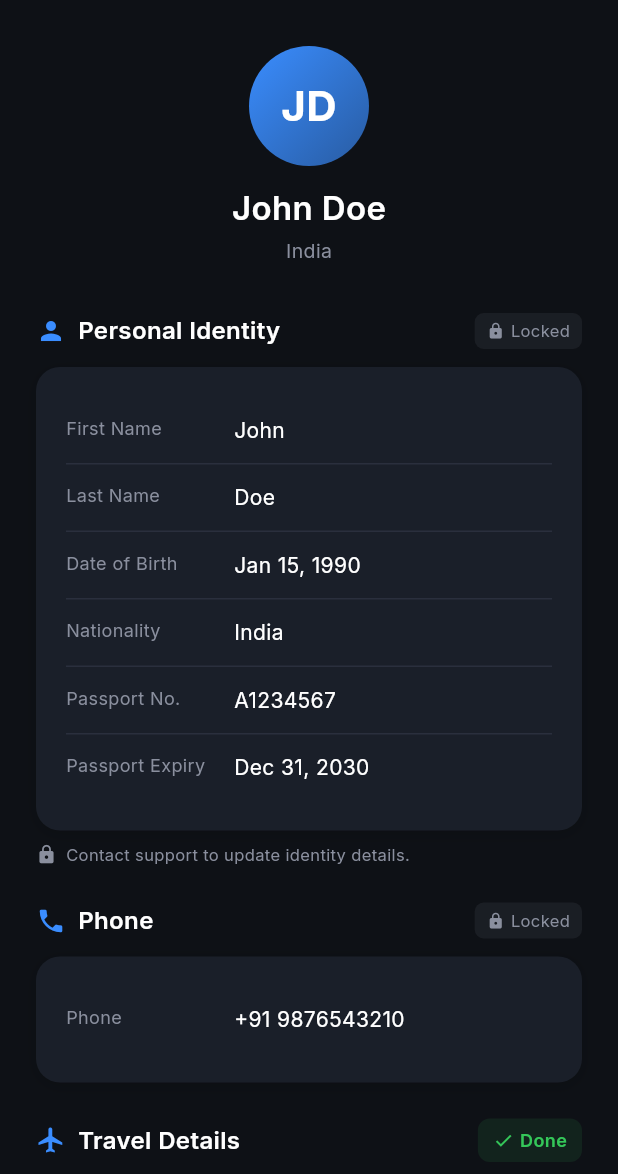
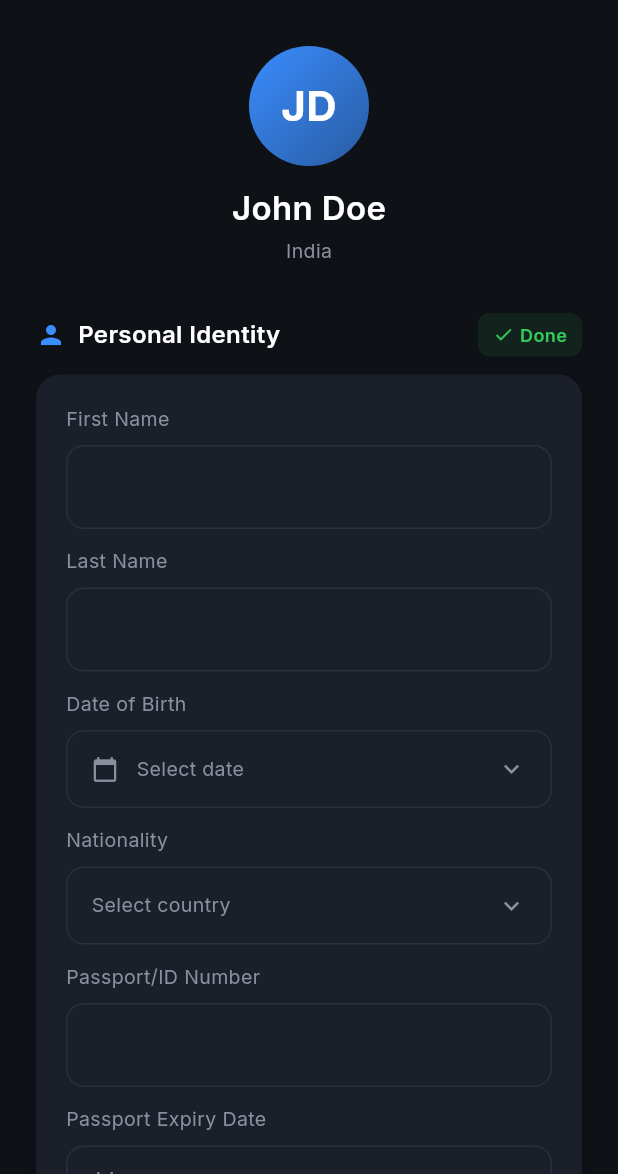
Before and after one commit to lakshmerani777/Tourist_Safety_App_SIH_Pinnacle, a Flutter app: the ProfileScreen screen opened by its route, after a tap on "Edit", on a phone screen of 412 x 824 dp, the part 62-1236 px from its top. Run offline on Flutter 3.47's test engine with Material 3 defaults, Android fonts, the phone set to English and light mode, and no system bars; our stand-ins replace country_picker, flutter_map, flutter_riverpod, flutter_secure_storage, go_router, google_fonts and 4 more; accounts and stored records are empty.

```diff
--- a/lib/providers/onboarding_provider.dart
+++ b/lib/providers/onboarding_provider.dart
@@ -128,6 +128,11 @@ class OnboardingNotifier extends ChangeNotifier {
   // Step 1
   void setPhoneNumber(String value) {
     _data.phoneNumber = value;
+    notifyListeners();
+  }
+
+  void setPhoneCode(String value) {
+    _data.phoneCode = value;
     notifyListeners();
   }
 
--- a/lib/screens/profile_screen.dart
+++ b/lib/screens/profile_screen.dart
@@ -8,6 +8,9 @@ import '../core/widgets/safety_card.dart';
 import '../core/widgets/input_field.dart';
 import '../core/widgets/dropdown.dart';
 import '../core/widgets/safety_button.dart';
+import '../core/widgets/date_card.dart';
+import '../core/widgets/country_select.dart';
+import '../core/widgets/phone_input.dart';
 import '../providers/onboarding_provider.dart';
 
 class ProfileScreen extends ConsumerStatefulWidget {
@@ -18,6 +21,8 @@ class ProfileScreen extends ConsumerStatefulWidget {
 }
 
 class _ProfileScreenState extends ConsumerState<ProfileScreen> {
+  bool _editingIdentity = false;
+  bool _editingPhone = false;
   bool _editingTravel = false;
   bool _editingStay = false;
   bool _editingMedical = false;
@@ -88,14 +93,17 @@ class _ProfileScreenState extends ConsumerState<ProfileScreen> {
             ),
             const SizedBox(height: 32),
 
-            // ─── SECTION 1: PERSONAL IDENTITY (Read-Only) ───
+            // ─── SECTION 1: PERSONAL IDENTITY (Editable) ───
             _SectionHeader(
               title: 'Personal Identity',
               icon: Icons.person,
-              locked: true,
+              onEdit: () => setState(() => _editingIdentity = !_editingIdentity),
+              isEditing: _editingIdentity,
             ),
             const SizedBox(height: 12),
-            SafetyCard(
+            _editingIdentity
+                ? _buildIdentityEditForm(data, notifier)
+                : SafetyCard(
                     child: Column(
                       children: [
                         _InfoRow(label: 'First Name', value: data.firstName.isNotEmpty ? data.firstName : 'John'),
@@ -125,28 +133,24 @@ class _ProfileScreenState extends ConsumerState<ProfileScreen> {
                       ],
                     ),
                   ),
-            const SizedBox(height: 8),
-            Row(
-              children: [
-                const Icon(Icons.lock, color: AppColors.textSecondary, size: 14),
-                const SizedBox(width: 6),
-                Text(
-                  'Contact support to update identity details.',
-                  style: AppTypography.caption.copyWith(fontSize: 11),
-                ),
-              ],
-            ),
             const SizedBox(height: 24),
 
-            // ─── SECTION 2: PHONE ───
-            _SectionHeader(title: 'Phone', icon: Icons.phone, locked: true),
+            // ─── SECTION 2: PHONE (Editable) ───
+            _SectionHeader(
+              title: 'Phone',
+              icon: Icons.phone,
+              onEdit: () => setState(() => _editingPhone = !_editingPhone),
+              isEditing: _editingPhone,
+            ),
             const SizedBox(height: 12),
-            SafetyCard(
+            _editingPhone
+                ? _buildPhoneEditForm(data, notifier)
+                : SafetyCard(
                     child: _InfoRow(
                       label: 'Phone',
                       value: data.phoneNumber.isNotEmpty
                           ? '+${data.phoneCode} ${data.phoneNumber}'
-                    : '+91 9876543210',
+                          : 'Not set',
                     ),
                   ),
             const SizedBox(height: 24),
@@ -375,6 +379,71 @@ class _ProfileScreenState extends ConsumerState<ProfileScreen> {
 
   // ─── EDIT FORMS ───
 
+  Widget _buildIdentityEditForm(OnboardingData data, OnboardingNotifier notifier) {
+    return SafetyCard(
+      child: Column(
+        children: [
+          InputField(
+            label: 'First Name',
+            controller: TextEditingController(
+              text: data.firstName.isNotEmpty ? data.firstName : '',
+            ),
+            onChanged: (val) => notifier.setFirstName(val),
+          ),
+          const SizedBox(height: 12),
+          InputField(
+            label: 'Last Name',
+            controller: TextEditingController(
+              text: data.lastName.isNotEmpty ? data.lastName : '',
+            ),
+            onChanged: (val) => notifier.setLastName(val),
+          ),
+          const SizedBox(height: 12),
+          DateCard(
+            label: 'Date of Birth',
+            selectedDate: data.dateOfBirth,
+            onDateSelected: (date) => notifier.setDateOfBirth(date),
+            lastDate: DateTime.now(),
+          ),
+          const SizedBox(height: 12),
+          CountrySelect(
+            label: 'Nationality',
+            selectedCountry: data.nationality,
+            onSelect: (country) => notifier.setNationality(country),
+          ),
+          const SizedBox(height: 12),
+          InputField(
+            label: 'Passport/ID Number',
+            controller: TextEditingController(
+              text: data.passportNumber.isNotEmpty ? data.passportNumber : '',
+            ),
+            onChanged: (val) => notifier.setPassportNumber(val),
+          ),
+          const SizedBox(height: 12),
+          DateCard(
+            label: 'Passport Expiry Date',
+            selectedDate: data.passportExpiry,
+            onDateSelected: (date) => notifier.setPassportExpiry(date),
+            firstDate: DateTime.now(),
+          ),
+        ],
+      ),
+    );
+  }
+
+  Widget _buildPhoneEditForm(OnboardingData data, OnboardingNotifier notifier) {
+    return SafetyCard(
+      child: PhoneInput(
+        label: 'Phone Number',
+        controller: TextEditingController(
+          text: data.phoneNumber.isNotEmpty ? data.phoneNumber : '',
+        ),
+        onChanged: (val) => notifier.setPhoneNumber(val),
+        onCountryChanged: (country) => notifier.setPhoneCode(country.phoneCode),
+      ),
+    );
+  }
+
   Widget _buildTravelEditForm(OnboardingData data, OnboardingNotifier notifier) {
     return SafetyCard(
       child: Column(
@@ -554,14 +623,12 @@ class _ProfileScreenState extends ConsumerState<ProfileScreen> {
 class _SectionHeader extends StatelessWidget {
   final String title;
   final IconData icon;
-  final bool locked;
   final VoidCallback? onEdit;
   final bool isEditing;
 
   const _SectionHeader({
     required this.title,
     required this.icon,
-    this.locked = false,
     this.onEdit,
     this.isEditing = false,
   });
@@ -574,22 +641,6 @@ class _SectionHeader extends StatelessWidget {
         const SizedBox(width: 8),
         Text(title, style: AppTypography.body.copyWith(fontWeight: FontWeight.w600, fontSize: 16)),
         const Spacer(),
-        if (locked)
-          Container(
-            padding: const EdgeInsets.symmetric(horizontal: 8, vertical: 4),
-            decoration: BoxDecoration(
-              color: AppColors.textSecondary.withValues(alpha: 0.1),
-              borderRadius: BorderRadius.circular(6),
-            ),
-            child: Row(
-              mainAxisSize: MainAxisSize.min,
-              children: [
-                const Icon(Icons.lock, color: AppColors.textSecondary, size: 12),
-                const SizedBox(width: 4),
-                Text('Locked', style: AppTypography.caption.copyWith(fontSize: 11)),
-              ],
-            ),
-          ),
         if (onEdit != null)
           GestureDetector(
             onTap: onEdit,
```
Lines whose indentation alone changed are shown as unchanged.
